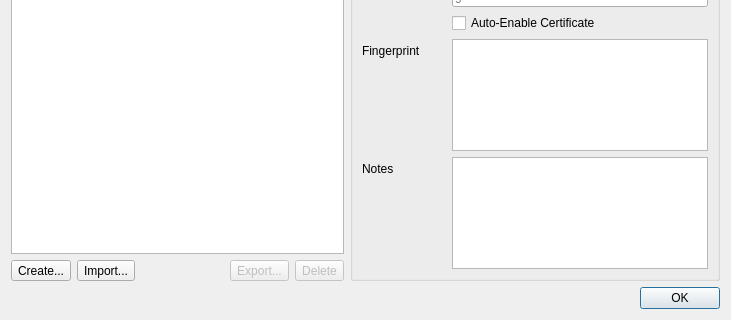
ikskuh/kristall, file src/dialogs/certificatemanagementdialog.ui: the form before one commit; both pictures show x 0 to 731 and y 160 to 480 of the 731 by 480 pixel window.
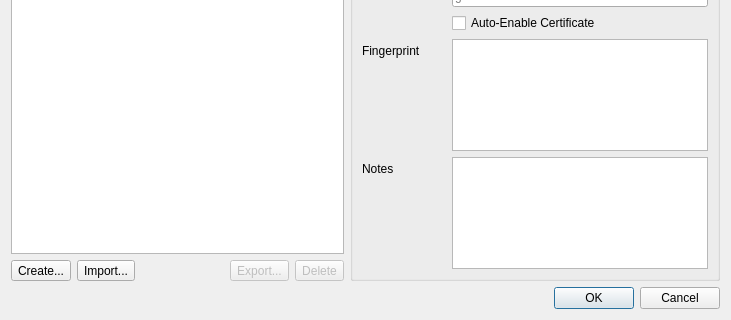
The form after the commit. Icons and pictures are not drawn.

```diff
--- a/src/dialogs/certificatemanagementdialog.ui
+++ b/src/dialogs/certificatemanagementdialog.ui
@@ -255,7 +255,7 @@
       <enum>Qt::Horizontal</enum>
      </property>
      <property name="standardButtons">
-      <set>QDialogButtonBox::Ok</set>
+      <set>QDialogButtonBox::Cancel|QDialogButtonBox::Ok</set>
      </property>
     </widget>
    </item>
```
